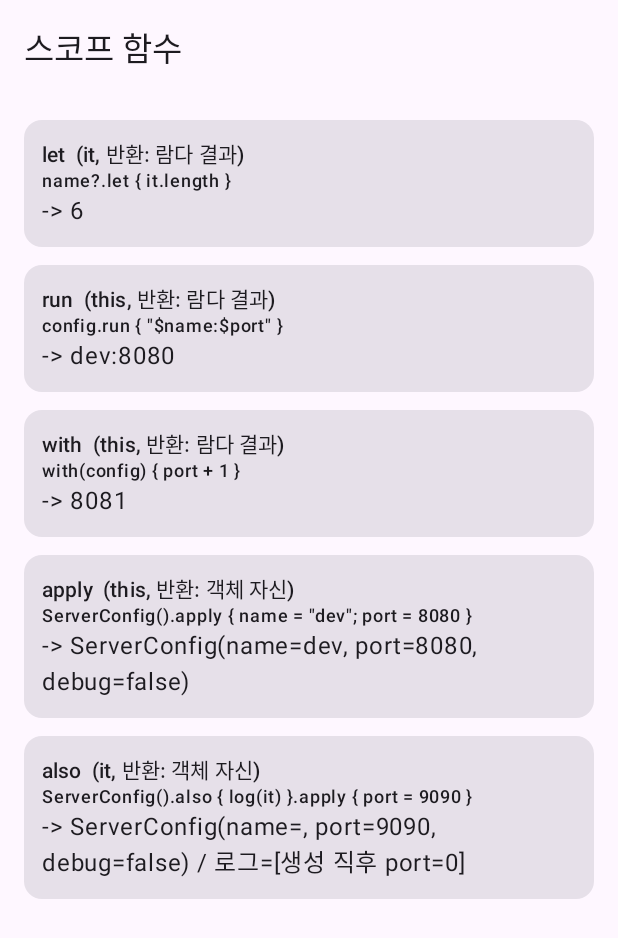
After one commit to 92hoy/kotlin_tutorial, an Android app built with Jetpack Compose: the composable ScopeFunctionDemo shown on its own in the app's theme, on a phone screen of 412 x 824 dp. The commit adds this screen. Shown: the top 938 px of the screen. Run offline under Robolectric (Android 15) with nearby library versions, the phone set to English and light mode, and no system bars.

Commit message:
feat: 스코프 함수 비교 데모 화면 추가

```diff
--- /dev/null
+++ b/app/src/main/java/com/example/kotlintutorial/ui/demo/ScopeFunctionDemo.kt
@@ -0,0 +1,112 @@
+package com.example.kotlintutorial.ui.demo
+
+import androidx.compose.foundation.layout.Column
+import androidx.compose.foundation.layout.fillMaxWidth
+import androidx.compose.foundation.layout.padding
+import androidx.compose.material3.Card
+import androidx.compose.material3.MaterialTheme
+import androidx.compose.material3.Text
+import androidx.compose.runtime.Composable
+import androidx.compose.ui.Modifier
+import androidx.compose.ui.unit.dp
+
+/**
+ * 스코프 함수 비교에 쓰는 설정 객체.
+ *
+ * @property name 서버 이름.
+ * @property port 포트 번호.
+ * @property debug 디버그 모드 여부.
+ */
+class ServerConfig {
+    var name: String = ""
+    var port: Int = 0
+    var debug: Boolean = false
+
+    /** 값을 한 줄로 보여 준다. */
+    override fun toString(): String = "ServerConfig(name=$name, port=$port, debug=$debug)"
+}
+
+/**
+ * 스코프 함수 한 개의 비교 정보.
+ *
+ * @property name 함수 이름.
+ * @property receiver 블록 안에서 객체를 가리키는 방법(`it` 또는 `this`).
+ * @property returns 함수가 돌려주는 값.
+ * @property code 예시 코드.
+ * @property result 실행 결과.
+ */
+data class ScopeResult(
+    val name: String,
+    val receiver: String,
+    val returns: String,
+    val code: String,
+    val result: String,
+)
+
+/**
+ * 같은 객체에 다섯 가지 스코프 함수를 적용한 결과를 만든다.
+ *
+ * Kotlin 포인트: 다섯 함수는 "객체를 `it`으로 받나 `this`로 받나", "무엇을 반환하나" 두 축으로만 다르다.
+ * Java에는 대응하는 문법이 없어서 임시 변수와 setter 호출을 줄줄이 써야 함.
+ *
+ * @param nullableName null일 수 있는 입력. `let`의 null 처리 예시에 쓴다.
+ * @return 함수별 비교 결과 목록.
+ */
+fun scopeResults(nullableName: String?): List<ScopeResult> {
+    val config = ServerConfig().apply { name = "dev"; port = 8080 }
+    val logs = mutableListOf<String>()
+    val created = ServerConfig().also { logs += "생성 직후 port=${it.port}" }
+        .apply { port = 9090 }
+
+    return listOf(
+        ScopeResult(
+            "let", "it", "람다 결과",
+            "name?.let { it.length }",
+            nullableName?.let { it.length }.toString(),
+        ),
+        ScopeResult(
+            "run", "this", "람다 결과",
+            "config.run { \"\$name:\$port\" }",
+            config.run { "$name:$port" },
+        ),
+        ScopeResult(
+            "with", "this", "람다 결과",
+            "with(config) { port + 1 }",
+            with(config) { port + 1 }.toString(),
+        ),
+        ScopeResult(
+            "apply", "this", "객체 자신",
+            "ServerConfig().apply { name = \"dev\"; port = 8080 }",
+            config.toString(),
+        ),
+        ScopeResult(
+            "also", "it", "객체 자신",
+            "ServerConfig().also { log(it) }.apply { port = 9090 }",
+            "$created / 로그=$logs",
+        ),
+    )
+}
+
+/**
+ * 스코프 함수 비교 화면. 함수마다 수신 방식, 반환값, 예시 코드와 결과를 카드로 보여 준다.
+ *
+ * Kotlin 포인트: 객체 초기화는 `apply`, 부수 효과(로그 등)는 `also`,
+ * null 처리와 변환은 `let`, 결과 계산은 `run`/`with`로 나눠 쓰는 게 관례.
+ */
+@Composable
+fun ScopeFunctionDemo() {
+    DemoScaffold("스코프 함수") {
+        scopeResults("kotlin").forEach { r ->
+            Card(modifier = Modifier.fillMaxWidth()) {
+                Column(modifier = Modifier.padding(12.dp)) {
+                    Text(
+                        "${r.name}  (${r.receiver}, 반환: ${r.returns})",
+                        style = MaterialTheme.typography.titleSmall,
+                    )
+                    Text(r.code, style = MaterialTheme.typography.labelMedium)
+                    Text("-> ${r.result}", style = MaterialTheme.typography.bodyLarge)
+                }
+            }
+        }
+    }
+}
--- a/app/src/main/java/com/example/kotlintutorial/ui/navigation/Catalog.kt
+++ b/app/src/main/java/com/example/kotlintutorial/ui/navigation/Catalog.kt
@@ -3,6 +3,7 @@ package com.example.kotlintutorial.ui.navigation
 import androidx.compose.runtime.Composable
 import com.example.kotlintutorial.ui.MemoScreen
 import com.example.kotlintutorial.ui.demo.ExtensionDemo
+import com.example.kotlintutorial.ui.demo.ScopeFunctionDemo
 import com.example.kotlintutorial.ui.demo.SealedStateDemo
 import com.example.kotlintutorial.ui.demo.DataClassDemo
 import com.example.kotlintutorial.ui.demo.NullSafetyDemo
@@ -60,4 +61,10 @@ val catalog: List<DemoEntry> = listOf(
         summary = "String, Int, List에 덧붙인 확장 함수와 확장 프로퍼티",
         screen = { ExtensionDemo() },
     ),
+    DemoEntry(
+        route = "scope-function",
+        title = "스코프 함수",
+        summary = "`let`, `run`, `with`, `apply`, `also`의 수신 방식과 반환값 비교",
+        screen = { ScopeFunctionDemo() },
+    ),
 )
```
